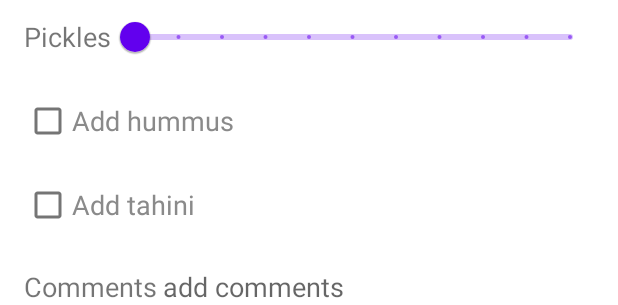
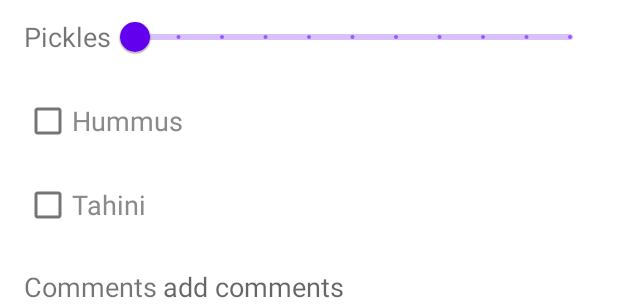
Before and after one commit to IdoSagiv/order-sandwich-app, an Android app: the layout activity_edit_order.xml on its own in the app's theme, with its tools: preview values and no code run, on a phone screen of 412 x 824 dp. Shown: the part 301-606 px from the top of the screen. Run offline under Robolectric (Android 15) with nearby library versions, the phone set to English and light mode, and no system bars.

Commit message:
change check box text

```diff
--- a/app/src/main/res/layout/activity_edit_order.xml
+++ b/app/src/main/res/layout/activity_edit_order.xml
@@ -85,7 +85,7 @@
             android:layout_width="wrap_content"
             android:layout_height="wrap_content"
             android:layout_marginTop="8dp"
-            android:text="Add hummus"
+            android:text="Hummus"
             android:textColor="#8A8A8A"
             android:textSize="18sp" />
 
@@ -95,7 +95,7 @@
             android:layout_width="wrap_content"
             android:layout_height="wrap_content"
             android:layout_marginTop="8dp"
-            android:text="Add tahini"
+            android:text="Tahini"
             android:textColor="#8A8A8A"
             android:textSize="18sp" />
 
--- a/app/src/main/res/layout/activity_new_order.xml
+++ b/app/src/main/res/layout/activity_new_order.xml
@@ -85,7 +85,7 @@
             android:layout_width="wrap_content"
             android:layout_height="wrap_content"
             android:layout_marginTop="8dp"
-            android:text="Add hummus"
+            android:text="Hummus"
             android:textColor="#8A8A8A"
             android:textSize="18sp" />
 
@@ -95,7 +95,7 @@
             android:layout_width="wrap_content"
             android:layout_height="wrap_content"
             android:layout_marginTop="8dp"
-            android:text="Add tahini"
+            android:text="Tahini"
             android:textColor="#8A8A8A"
             android:textSize="18sp" />
 
```
